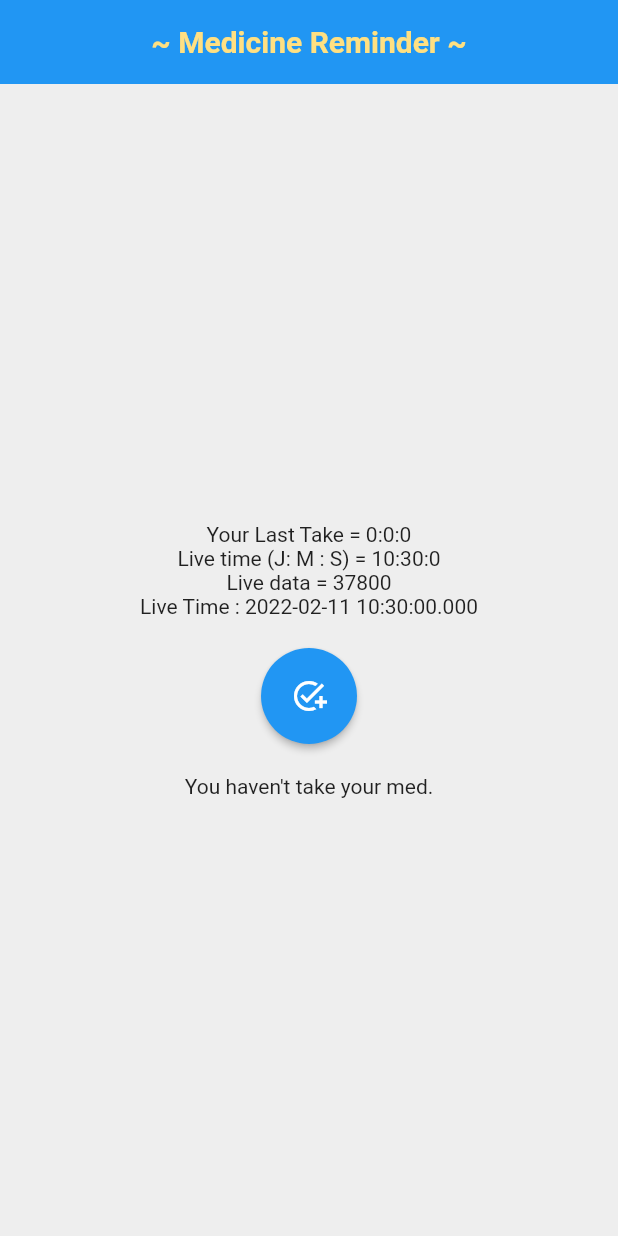
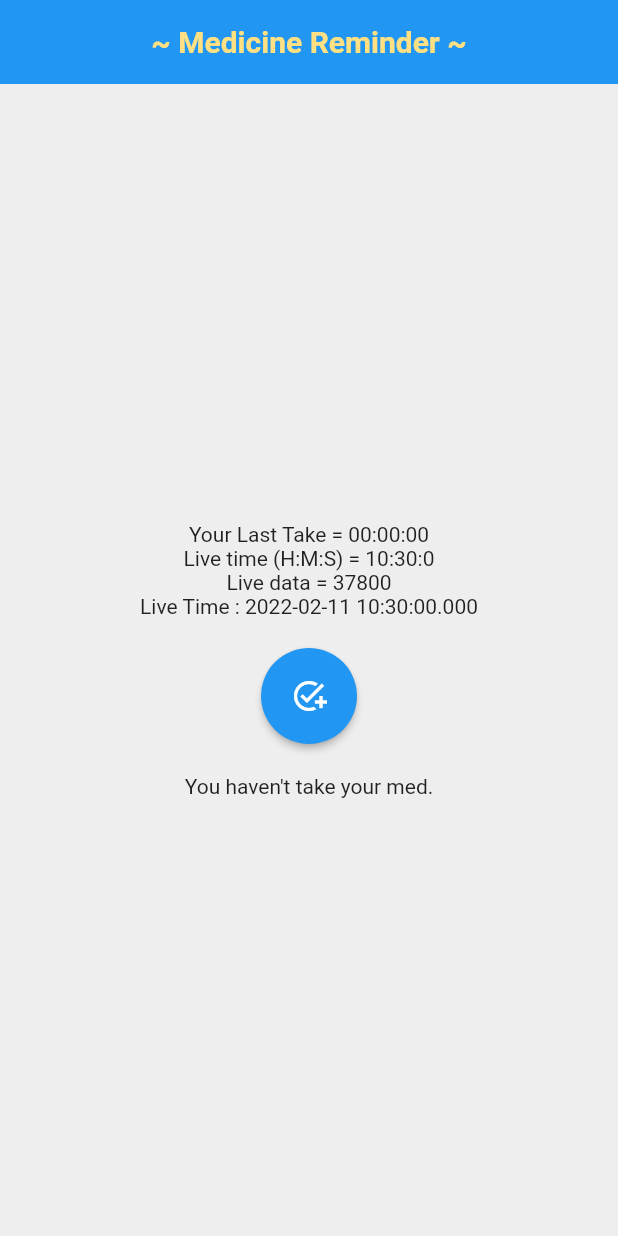
Before and after one commit to Kakaranara/Medder, a Flutter app: the screen it shows after launch, on a phone screen of 412 x 824 dp. Run offline on Flutter 3.47's test engine with Material 2 defaults, Android fonts, the phone set to English and light mode, and no system bars; our stand-ins replace shared_preferences.

Commit message:
update clock format

```diff
--- a/lib/main.dart
+++ b/lib/main.dart
@@ -87,10 +87,10 @@
                     final m = ((data / 60) - (h * 60)).toInt();
                     final s = data % 60;
 
-                    return Text("Your Last Take = $h:$m:$s");
+                    return Text("Your Last Take = ${h < 10 ? "0$h" : h }:${m < 10 ? "0$m" : m}:${s < 10 ? "0$s" : s}");
                   },
                 ),
-                Text("Live time (J: M : S) = $hours:$minutes:$seconds"),
+                Text("Live time (H:M:S) = $hours:$minutes:$seconds"),
                 Text("Live data = $time"),
                 Text("Live Time : ${DateTime.now()}"),
                 const SizedBox(height: 20.0,),
```
